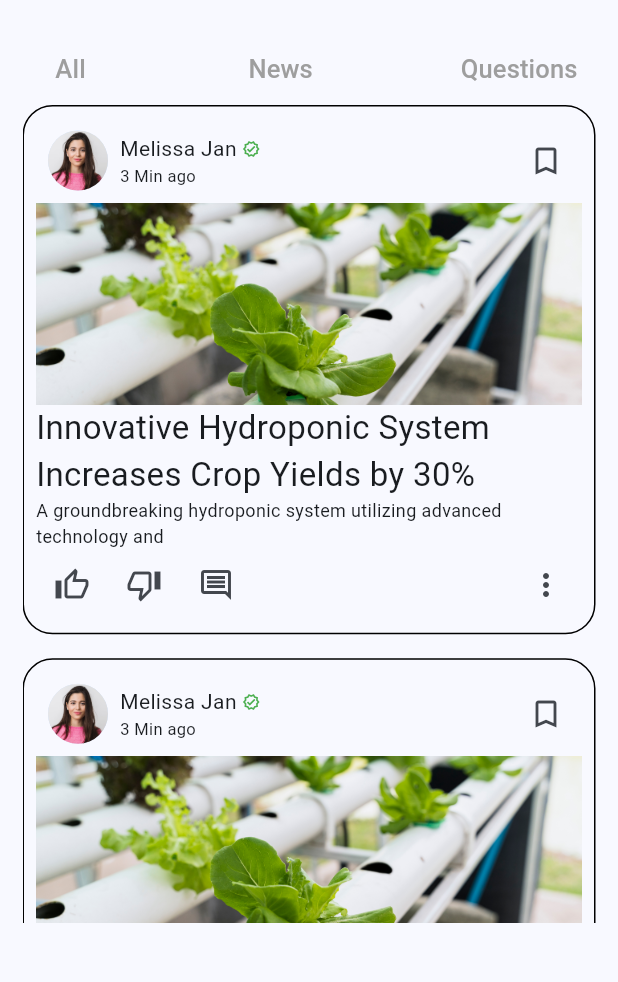
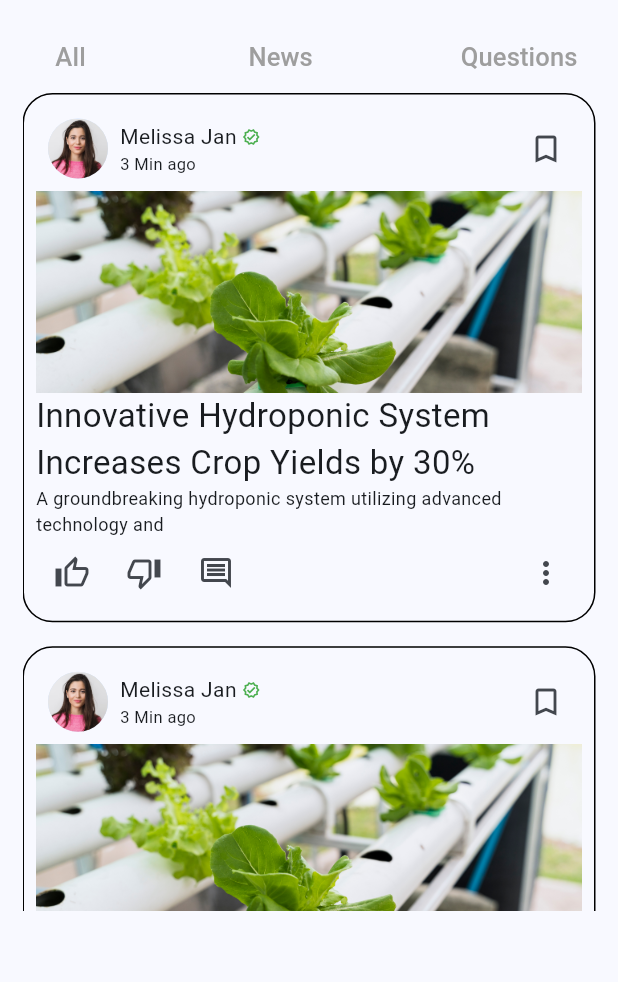
Before and after one commit to BhanuHasaranga/AgroConnect, a Flutter app: the SavedContentScreen screen opened directly, on a phone screen of 412 x 824 dp, the part 66-1048 px from its top. Run offline on Flutter 3.47's test engine with Material 3 defaults, Android fonts, the light colour scheme and no system bars; our stand-ins replace dotted_border, firebase_auth, firebase_core, image_picker; accounts and stored records are empty.

Commit message:
saved screen padding change

```diff
--- a/lib/screens/saved_content_screen.dart
+++ b/lib/screens/saved_content_screen.dart
@@ -2,7 +2,6 @@ import 'package:flutter/material.dart';
 
 import '../widgets/contentCategories.dart';
 import '../widgets/myAppBar.dart';
-import '../widgets/navBar.dart';
 import '../widgets/newsCard.dart';
 
 class SavedContentScreen extends StatelessWidget {
@@ -12,7 +11,7 @@ class SavedContentScreen extends StatelessWidget {
     return Scaffold(
       appBar: const MyAppBar(),
       body: Padding(
-        padding: const EdgeInsets.symmetric(horizontal: 15, vertical: 10),
+        padding: const EdgeInsets.symmetric(horizontal: 15, vertical: 2),
         child: Column(
           children: [
             const ContentCategories(
```
